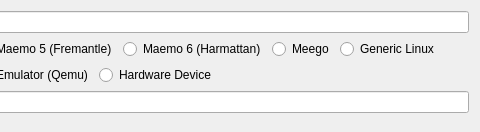
First picture: the form in src/plugins/remotelinux/maemodeviceconfigwizardstartpage.ui, repository qt-creator/qt-creator, before the edit; both pictures show x 247 to 727 and y 0 to 132 of the 727 by 132 pixel window.
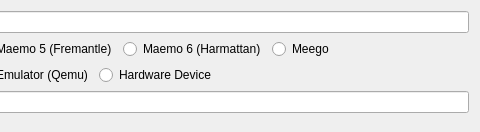
Second picture: the form after the edit.

Commit message:
RemoteLinux: More untangling of generic and Maemo-specific stuff.
- Make key deployment a device type dependent action.
- Split up monolithic device configuration wizard.
- Split up run configurations, run controls and the associated
  factories.

The edit to the form file:
```diff
--- a/src/plugins/remotelinux/maemodeviceconfigwizardstartpage.ui
+++ b/src/plugins/remotelinux/maemodeviceconfigwizardstartpage.ui
@@ -57,13 +57,6 @@
        </property>
       </widget>
      </item>
-     <item>
-      <widget class="QRadioButton" name="genericLinuxButton">
-       <property name="text">
-        <string>Generic Linux</string>
-       </property>
-      </widget>
-     </item>
      <item>
       <spacer name="horizontalSpacer">
        <property name="orientation">
```
The commit also changes 47 other files.
